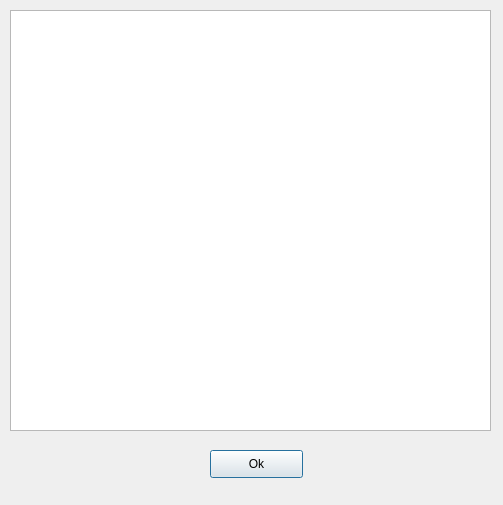
MedvedisUrala/Lab1, file second_window.ui: the form before one commit.
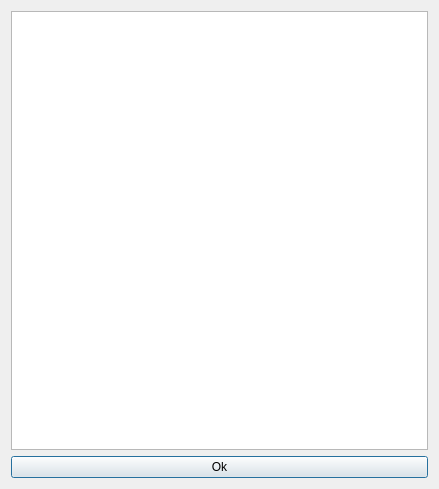
The form after the commit.

Patch:
```diff
--- a/second_window.ui
+++ b/second_window.ui
@@ -6,36 +6,25 @@
    <rect>
     <x>0</x>
     <y>0</y>
-    <width>503</width>
-    <height>505</height>
+    <width>439</width>
+    <height>489</height>
    </rect>
   </property>
   <property name="windowTitle">
    <string>Dialog</string>
   </property>
-  <widget class="QListView" name="listView">
-   <property name="geometry">
-    <rect>
-     <x>10</x>
-     <y>10</y>
-     <width>481</width>
-     <height>421</height>
-    </rect>
-   </property>
-  </widget>
+  <layout class="QVBoxLayout" name="verticalLayout">
+   <item>
+    <widget class="QListView" name="listView"/>
+   </item>
+   <item>
   <widget class="QPushButton" name="pushButton">
-   <property name="geometry">
-    <rect>
-     <x>210</x>
-     <y>450</y>
-     <width>93</width>
-     <height>28</height>
-    </rect>
-   </property>
    <property name="text">
     <string>Ok</string>
    </property>
   </widget>
+   </item>
+  </layout>
  </widget>
  <resources/>
  <connections/>
```
Lines whose indentation alone changed are shown as unchanged.
